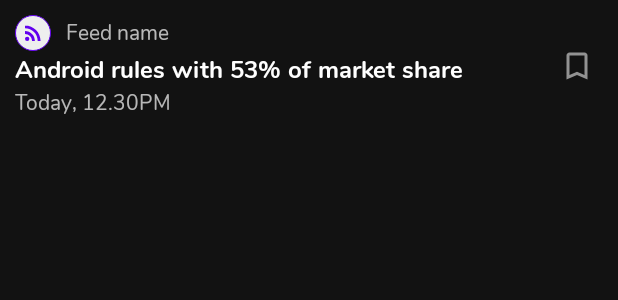
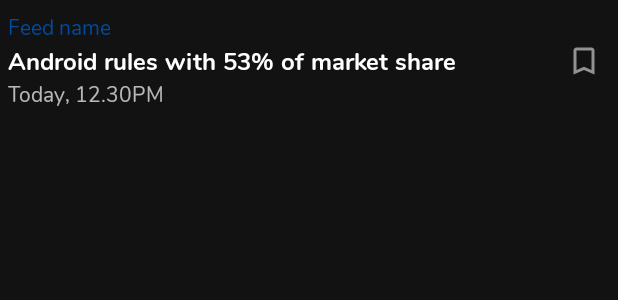
Before and after one commit to Susheelkaram/Reeder, an Android app: the layout item_article.xml on its own in the app's theme, with its tools: preview values and no code run, on a phone screen of 412 x 824 dp. Shown: the top 300 px of the screen. Run offline under Robolectric (Android 15) with nearby library versions, the phone set to English and light mode, and no system bars.

Commit message:
Removed logo imageview from article item + Changed app theme colors + Revamped article item UI - Removed logo, Change feed name color, set title to max 2 lines

```diff
--- a/app/src/main/java/com/susheelkaram/myread/adapter/ArticleListAdapter.kt
+++ b/app/src/main/java/com/susheelkaram/myread/adapter/ArticleListAdapter.kt
@@ -39,7 +39,6 @@
         val txtArticleTitle = itemView.findViewById<TextView>(R.id.txt_ArticleTitle)
         val txtArticleTimeStamp = itemView.findViewById<TextView>(R.id.txt_ArticleTimestamp)
         val txtFeedName = itemView.findViewById<TextView>(R.id.txt_FeedName)
-        val imgFeedLogo = itemView.findViewById<ImageView>(R.id.img_FeedLogo)
         val checkBoxBookmark = itemView.findViewById<CheckBox>(R.id.checkbox_Bookmark)
     }
 
@@ -63,11 +62,6 @@
 
         feed?.let {
             val factory = DrawableCrossFadeFactory.Builder().setCrossFadeEnabled(true).build()
-            Glide.with(context)
-                .load(if(!feed.imageUrl.isNullOrEmpty()) feed.imageUrl else R.drawable.rss_feed_default_logo)
-                .transition(DrawableTransitionOptions.withCrossFade(factory))
-                .placeholder(R.drawable.rss_feed_default_logo)
-                .into(holder.imgFeedLogo)
             holder.txtFeedName.text = feed.title
         }
 
--- a/app/src/main/res/layout/fragment_home.xml
+++ b/app/src/main/res/layout/fragment_home.xml
@@ -23,9 +23,13 @@
                 android:id="@+id/rv_Articles"
                 android:layout_width="match_parent"
                 android:layout_height="0dp"
+                android:layout_marginStart="10dp"
+                android:layout_marginEnd="10dp"
                 android:paddingTop="5dp"
+                android:clipToPadding="false"
                 app:layout_constrainedHeight="true"
                 app:layout_constraintBottom_toBottomOf="parent"
+                tools:listitem="@layout/item_article"
                 app:layout_constraintTop_toBottomOf="@id/toolbar_Home" />
 
             <LinearLayout
--- a/app/src/main/res/layout/item_article.xml
+++ b/app/src/main/res/layout/item_article.xml
@@ -4,7 +4,8 @@
     android:layout_height="wrap_content"
     android:orientation="horizontal"
     android:gravity="center_vertical"
-    android:padding="10dp"
+    android:paddingVertical="8dp"
+    android:paddingHorizontal="5dp"
     android:foreground="?attr/selectableItemBackground">
 
     <LinearLayout
@@ -19,14 +20,8 @@
             android:gravity="center_vertical"
             android:orientation="horizontal">
 
-            <ImageView
-                android:id="@+id/img_FeedLogo"
-                android:layout_width="wrap_content"
-                android:layout_height="24dp"
-                android:layout_marginEnd="10dp"
-                android:src="@drawable/rss_feed_default_logo" />
-
             <TextView
+                style="@style/txtStyle_FeedName"
                 android:id="@+id/txt_FeedName"
                 android:layout_width="wrap_content"
                 android:layout_height="wrap_content"
@@ -39,7 +34,9 @@
             android:layout_width="match_parent"
             android:layout_height="wrap_content"
             style="@style/articleTitleStyle"
-            android:text="Android rules with 53% of market share" />
+            android:text="Android rules with 53% of market share"
+            android:maxLines="2"
+            android:ellipsize="end"/>
         <TextView
             android:id="@+id/txt_ArticleTimestamp"
             android:text="Today, 12.30PM"
--- a/app/src/main/res/values/colors.xml
+++ b/app/src/main/res/values/colors.xml
@@ -1,8 +1,7 @@
 <?xml version="1.0" encoding="utf-8"?>
 <resources>
-    <color name="colorPrimary">#6200EE</color>
-    <color name="colorPrimaryDark">#3700B3</color>
-    <color name="colorAccent">#03DAC5</color>
+    <color name="colorPrimary">#1976d2</color>
+    <color name="colorPrimaryDark">#004ba0</color>
 
     <color name="colorWhite">#FFFFFF</color>
     <color name="colorXXXLightGrey">#EEEEEE</color>
--- a/app/src/main/res/values/styles.xml
+++ b/app/src/main/res/values/styles.xml
@@ -5,7 +5,7 @@
         <!-- Customize your theme here. -->
         <item name="colorPrimary">@color/colorPrimary</item>
         <item name="colorPrimaryDark">@color/colorPrimaryDark</item>
-        <item name="colorAccent">@color/colorAccent</item>
+        <item name="colorAccent">@color/colorPrimaryDark</item>
         <item name="fontFamily">@font/nunito</item>
         <item name="toolbarStyle">@style/toolbarStyle</item>
     </style>
@@ -63,4 +63,8 @@
         <item name="android:textColor">@color/colorDarkGrey</item>
     </style>
 
+    <style name="txtStyle_FeedName">
+        <item name="android:textColor">@color/colorPrimaryDark</item>
+    </style>
+
 </resources>
```
